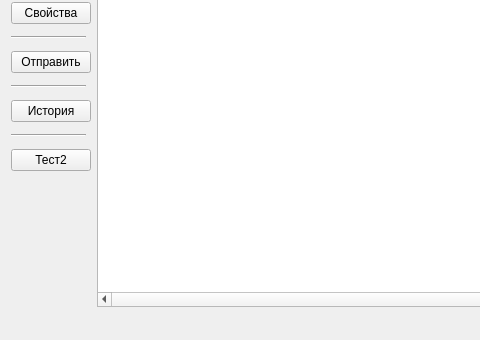
Above: BirdHouse/BirdHouse.ui from AnatolySolovyev12/BirdHouse before the change; both pictures show x 0 to 480 and y 103 to 443 of the 929 by 443 pixel window. Below: the same form after it.
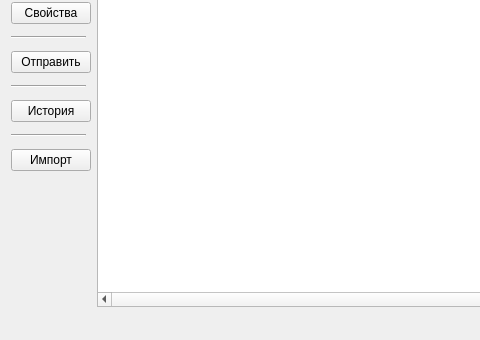
That is the form after the change.

Commit message: Correct moment with NoActiveButton

```diff
--- a/BirdHouse/BirdHouse.ui
+++ b/BirdHouse/BirdHouse.ui
@@ -176,7 +176,7 @@
       <item row="9" column="0">
        <widget class="QPushButton" name="testButton">
         <property name="text">
-         <string>Тест2</string>
+         <string>Импорт</string>
         </property>
        </widget>
       </item>
```
Left out of the diff: 2 changed lines with no effect on the pictures. The commit also changes 2 other files.
